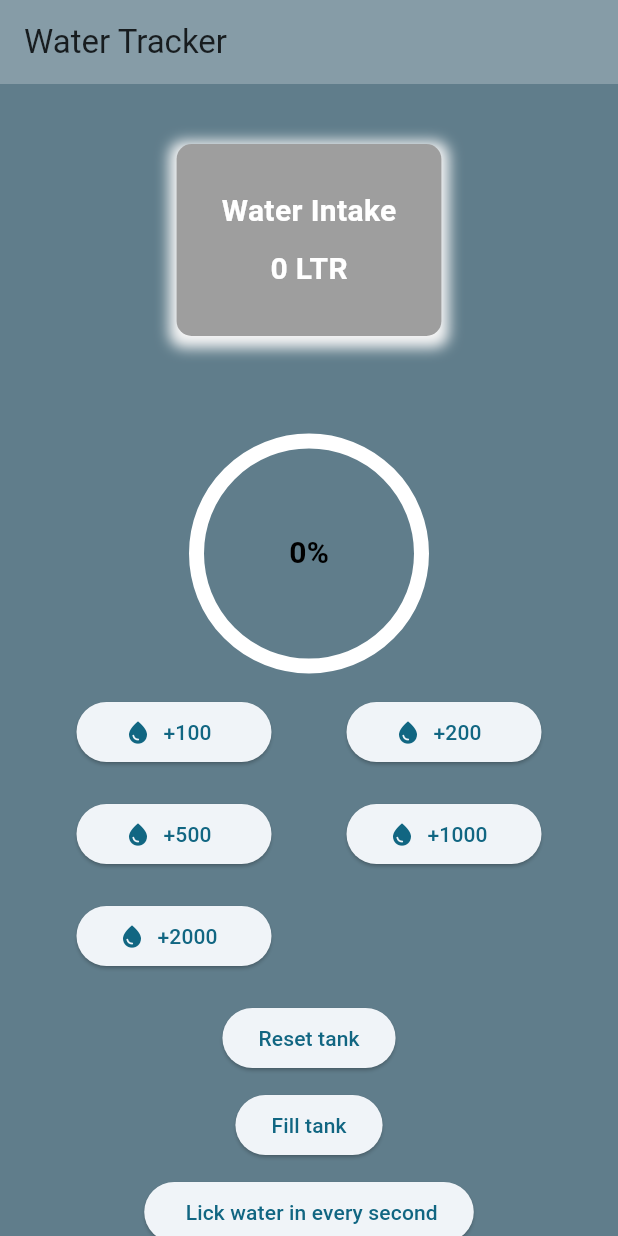
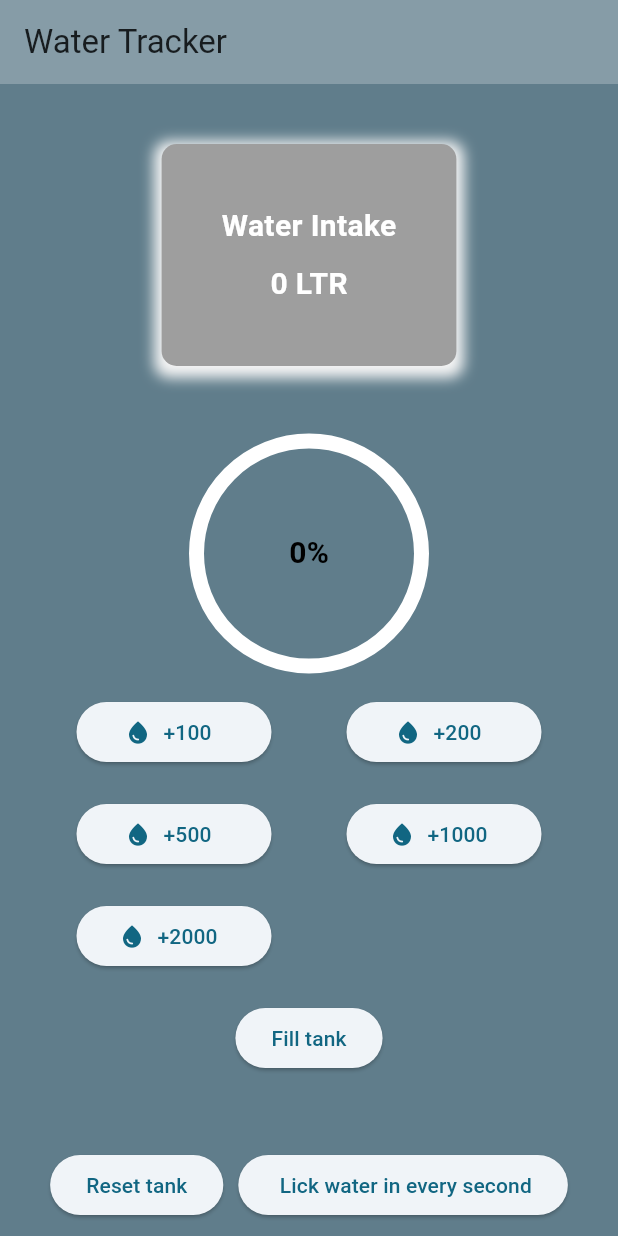
Before and after one commit to MIR-RIAZUL/watertank, a Flutter app: the screen it shows after launch, on a phone screen of 412 x 824 dp. Run offline on Flutter 3.47's test engine with Material 3 defaults, Android fonts, the phone set to English and light mode, and no system bars.

Commit message:
last two button in row ,spacing

```diff
--- a/lib/water_tracker.dart
+++ b/lib/water_tracker.dart
@@ -39,9 +39,9 @@ class _water_trackerState extends State<water_tracker> {
           children: [
             SizedBox(height: 40),
             Container(
-              padding: EdgeInsets.all(30),
-              // width: 110,
-              // height: 60,
+              padding: EdgeInsets.all(40),
+              // width: 180,
+              // height: 80,
               decoration: BoxDecoration(
                 color: Colors.grey,
                 borderRadius: BorderRadius.circular(10),
@@ -78,7 +78,7 @@ class _water_trackerState extends State<water_tracker> {
                 ],
               ),
             ),
-            SizedBox(height: 70),
+            SizedBox(height: 50),
             Stack(
               alignment: Alignment.center,
               children: [
@@ -117,17 +117,6 @@ class _water_trackerState extends State<water_tracker> {
             SizedBox(height: 10),
             SizedBox(
               child: ElevatedButton(
-                onPressed: () {
-                  setState(() {
-                    current_intake = 0;
-                  });
-                },
-                child: Text("Reset tank"),
-              ),
-            ),
-            SizedBox(height: 10),
-            SizedBox(
-              child: ElevatedButton(
                 // Optional: cancel leak when filling, then fill the tank
                 onPressed: () {
                   _leakTimer?.cancel();
@@ -138,6 +127,19 @@ class _water_trackerState extends State<water_tracker> {
                 child: Text("Fill tank"),
               ),
             ),
+            SizedBox(height: 50),
+            Row(
+              mainAxisAlignment: MainAxisAlignment.center,
+              spacing: 5,
+              children: [
+                ElevatedButton(
+                  onPressed: () {
+                    setState(() {
+                      current_intake = 0;
+                    });
+                  },
+                  child: Text("Reset tank"),
+                ),
                 SizedBox(height: 10),
                 SizedBox(
                   child: ElevatedButton(
@@ -147,7 +149,9 @@ class _water_trackerState extends State<water_tracker> {
                       if (_leakTimer?.isActive ?? false)
                         return; // prevent multiple timers
 
-                  _leakTimer = Timer.periodic(const Duration(seconds: 1), (_) {
+                      _leakTimer = Timer.periodic(const Duration(seconds: 1), (
+                        _,
+                      ) {
                         if (!mounted) return;
 
                         if (current_intake > 0) {
@@ -167,6 +171,8 @@ class _water_trackerState extends State<water_tracker> {
                   ),
                 ),
               ],
+            ),
+          ],
         )),
       ),
     );
```
Lines whose indentation alone changed are shown as unchanged.
